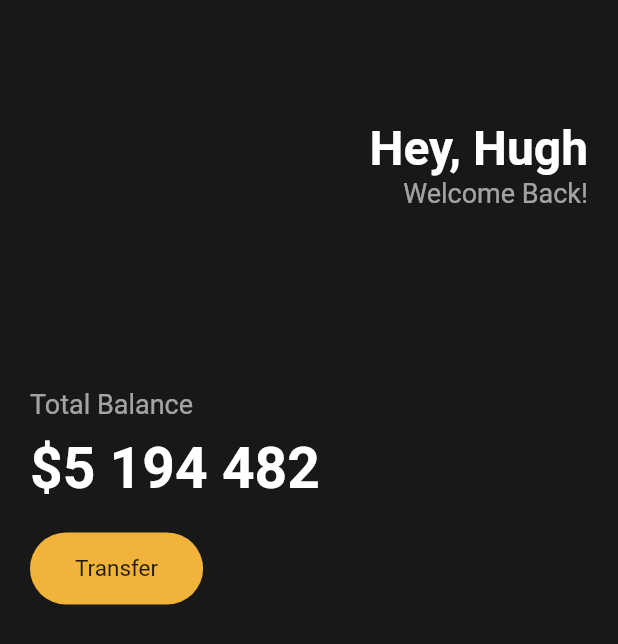
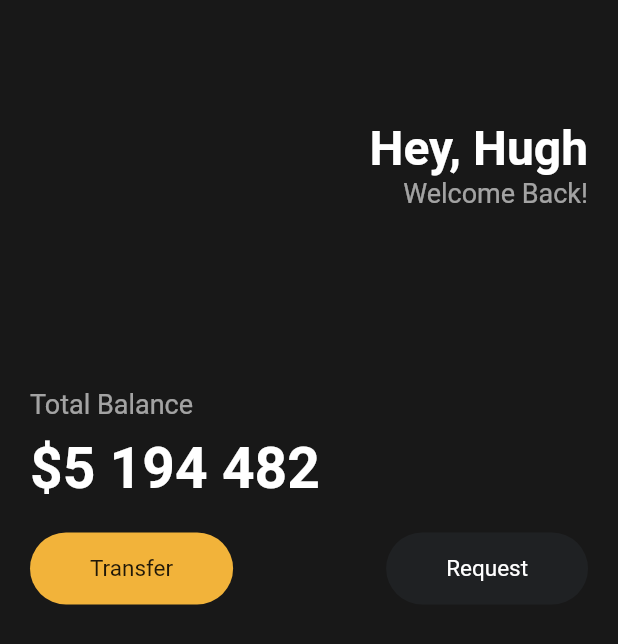
Before and after one commit to royalahn/flutter-starter, a Flutter app: the screen it shows after launch, on a phone screen of 412 x 824 dp. Shown: the top 644 px of the screen. Run offline on Flutter 3.47's test engine with Material 2 defaults, Android fonts, the phone set to English and light mode, and no system bars.

Commit message:
Add reuqest button

```diff
--- a/lib/main.dart
+++ b/lib/main.dart
@@ -67,6 +67,7 @@
                 height: 20,
               ),
               Row(
+                mainAxisAlignment: MainAxisAlignment.spaceBetween,
                 children: [
                   Container(
                     decoration: BoxDecoration(
@@ -75,13 +76,32 @@
                     ),
                     child: const Padding(
                       padding: EdgeInsets.symmetric(
-                        horizontal: 30,
+                        horizontal: 40,
                         vertical: 15,
                       ),
                       child: Text(
                         'Transfer',
                         style: TextStyle(
                           fontSize: 15,
+                        ),
+                      ),
+                    ),
+                  ),
+                  Container(
+                    decoration: BoxDecoration(
+                      color: const Color(0xFF1F2123),
+                      borderRadius: BorderRadius.circular(45),
+                    ),
+                    child: const Padding(
+                      padding: EdgeInsets.symmetric(
+                        horizontal: 40,
+                        vertical: 15,
+                      ),
+                      child: Text(
+                        'Request',
+                        style: TextStyle(
+                          fontSize: 15,
+                          color: Colors.white,
                         ),
                       ),
                     ),
```
